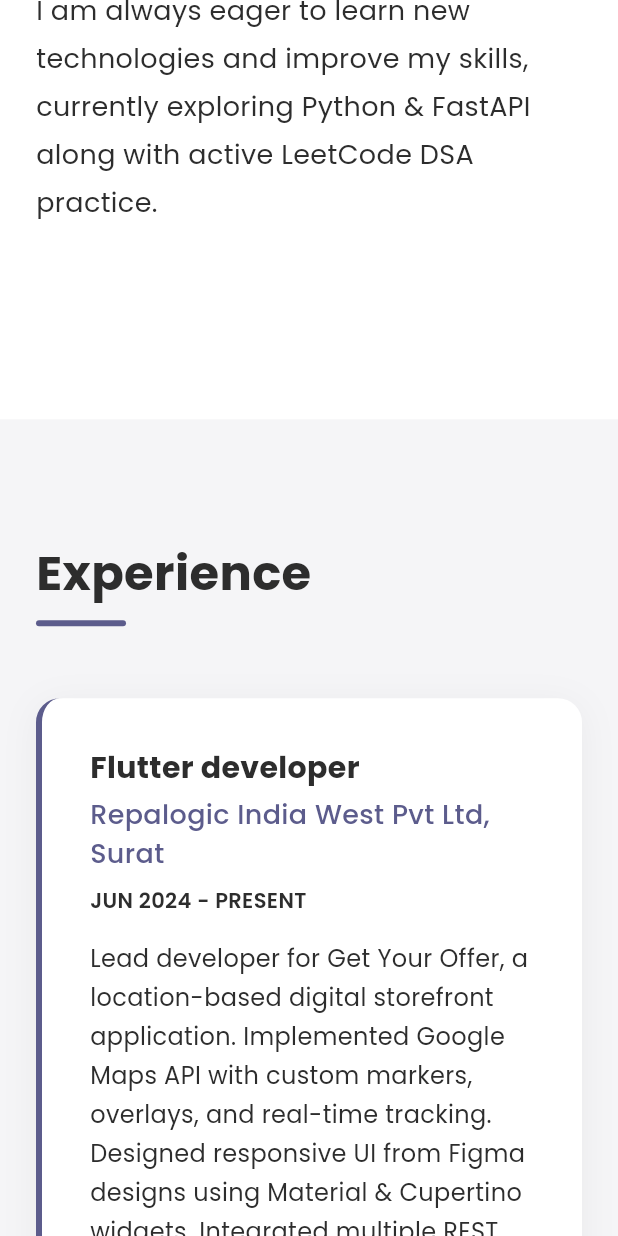
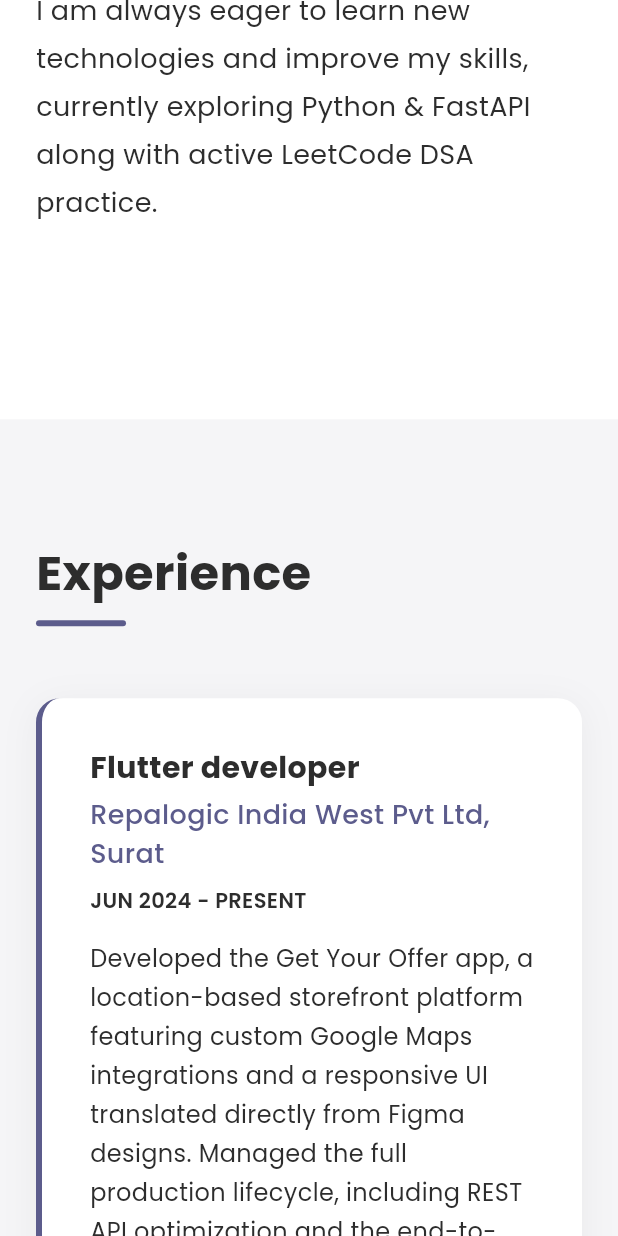
Before and after one commit to vijayakumar-h/portfolio_website, a Flutter app: the screen it shows after launch, scrolled down 1728 dp, on a phone screen of 412 x 824 dp. Run offline on Flutter 3.47's test engine with Material 3 defaults, Android fonts, the light colour scheme and no system bars; our stand-ins replace google_fonts, scroll_to_index.

Commit message:
updated the new resume

```diff
--- a/lib/src/widgets/experience_section.dart
+++ b/lib/src/widgets/experience_section.dart
@@ -14,14 +14,14 @@ class ExperienceSection extends StatelessWidget {
         'company': 'Repalogic India West Pvt Ltd, Surat',
         'period': 'JUN 2024 - PRESENT',
         'description':
-            'Lead developer for Get Your Offer, a location-based digital storefront application. Implemented Google Maps API with custom markers, overlays, and real-time tracking. Designed responsive UI from Figma designs using Material & Cupertino widgets. Integrated multiple REST APIs and optimized app performance across Android & iOS. Managed manual CI/CD, app signing, and store release compliance. Contributed to TYRIOS products (Inventory, eCash, WorkHub).',
+            'Developed the Get Your Offer app, a location-based storefront platform featuring custom Google Maps integrations and a responsive UI translated directly from Figma designs. Managed the full production lifecycle, including REST API optimization and the end-to-end release process—encompassing code signing, CI/CD pipelines, and store compliance for both iOS and Android. Further extended technical contributions to the TYRIOS suite by engineering core features for the Inventory, eCash, and WorkHub applications.',
       },
       {
         'role': 'Flutter developer',
         'company': 'DeepByte Technology, Bengaluru',
         'period': 'JAN 2023 - APR 2024',
         'description':
-            'Developed Liebherr EMT Sales & My Guide apps for catalog access and CRM integration. Built TYRIOS eCash, a secure local voucher terminal system. Implemented TYRIOS Inventory with real-time stock tracking and backend sync. Collaborated with backend & QA teams to deliver stable production builds.',
+            'Developed the Liebherr EMT Sales and My Guide apps for catalog access and engineered TYRIOS eCash, a secure local voucher terminal system. Implemented TYRIOS Inventory featuring real-time stock tracking and backend synchronization. Collaborated with cross-functional teams to ensure stable, high-performance production builds across the product ecosystem.',
       },
       {
         'role': 'Flutter developer (Intern)',
```
Also changed, not shown: 1 other file.
